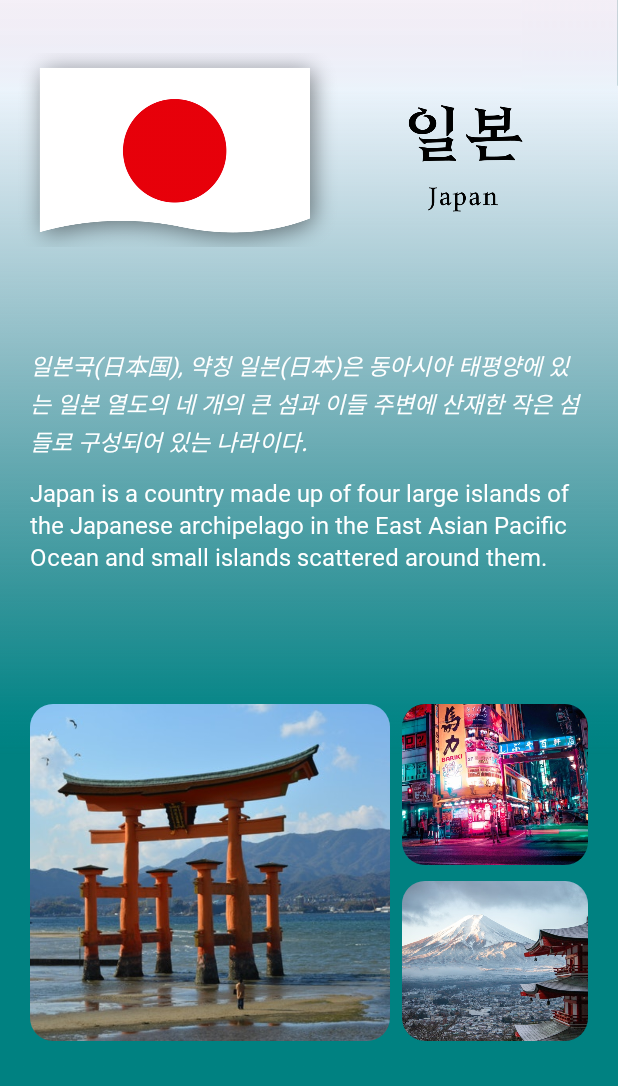
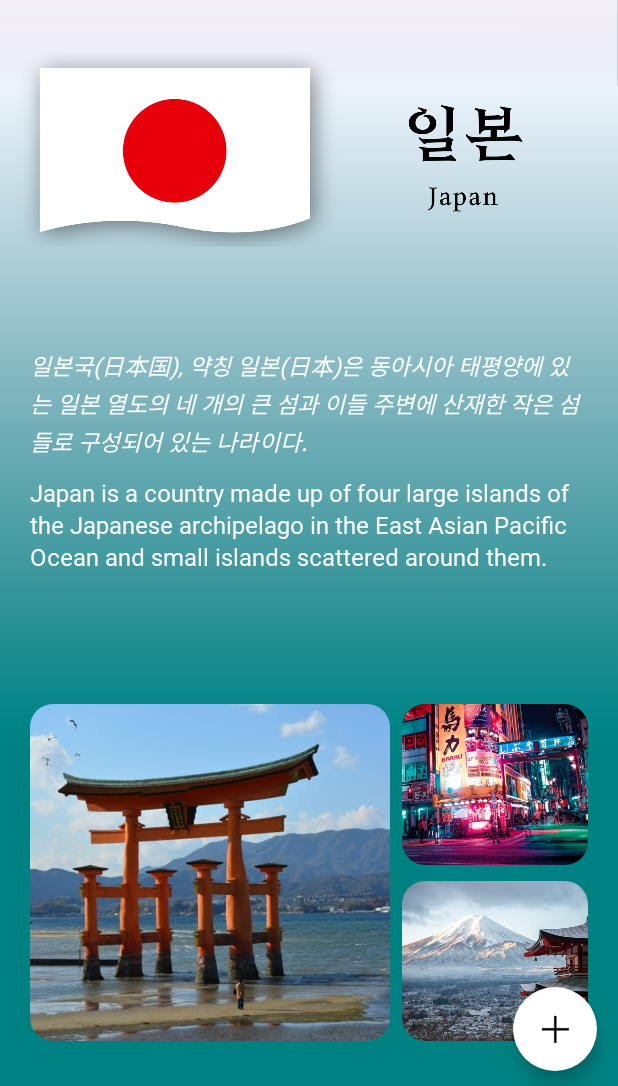
Before and after one commit to roncan1/Worldwide_Info, an Android app: the InfoActivity screen opened directly, with no data from a screen before it, on a phone screen of 412 x 824 dp, the part 150-1236 px from its top. Run offline under Robolectric (Android 15) with nearby library versions, the phone set to English and light mode, and no system bars; libraries missing offline, so code that uses them is left out: tyrantgit.explosionfield; 1 statement that could not run was skipped.

Commit message:
플로팅 메뉴 구현

```diff
--- a/app/build.gradle
+++ b/app/build.gradle
@@ -28,6 +28,8 @@ android {
 }
 
 dependencies {
+    //noinspection GradleCompatible
+    implementation 'com.android.support:design:27.1.1'
     implementation 'cn.pedant.sweetalert:library:1.3'
     implementation 'tyrantgit:explosionfield:1.0.1'
     implementation 'androidx.appcompat:appcompat:1.3.1'
--- a/app/src/main/java/com/wwi/worldwide_info/InfoActivity.java
+++ b/app/src/main/java/com/wwi/worldwide_info/InfoActivity.java
@@ -1,8 +1,10 @@
 package com.wwi.worldwide_info;
 
+import android.content.Context;
 import android.content.Intent;
 import android.os.Bundle;
 import android.os.Handler;
+import android.util.Log;
 import android.view.View;
 import android.view.WindowManager;
 import android.view.animation.Animation;
@@ -14,6 +16,8 @@ import android.widget.TextView;
 import androidx.appcompat.app.AppCompatActivity;
 import androidx.constraintlayout.widget.ConstraintLayout;
 
+import com.google.android.material.floatingactionbutton.FloatingActionButton;
+
 import tyrantgit.explosionfield.ExplosionField;
 
 public class InfoActivity extends AppCompatActivity {
@@ -21,13 +25,15 @@ public class InfoActivity extends AppCompatActivity {
     ImgDescription imgD;
     infoDialog infoDialog;
     ExplosionField explosionField;
-    ImageButton btn_end_info;
     ConstraintLayout thisActivity;
     ImageView info_img1, info_img2, info_img3, info_title;
     TextView TV_info_description_kr, TV_info_description_eng;
     String[] info_description_kr, info_description_eng;
     Intent intent;
     int country;
+    Boolean isFabOpen = false;
+    Animation fab_open, fab_close;
+    FloatingActionButton fab_main, fab_back, fab_covid;
 
     @Override
     protected void onCreate(Bundle savedInstanceState) {
@@ -37,10 +43,9 @@ public class InfoActivity extends AppCompatActivity {
         setContentView(R.layout.activity_info);
         init();
         descriptionInit();
-        endInfoActivity();
         infoSet(country);
         imageOpen(country);
-
+        setPab();
     }
 
     @Override
@@ -53,6 +58,50 @@ public class InfoActivity extends AppCompatActivity {
     protected void onPause() {
         super.onPause();
         doFullScreen();
+    }
+
+    void setPab() {
+        fab_main.setOnClickListener(new View.OnClickListener() {
+            @Override
+            public void onClick(View view) {
+                toggleFab();
+            }
+        });
+
+        fab_back.setOnClickListener(new View.OnClickListener() {
+            @Override
+            public void onClick(View view) {
+                toggleFab();
+                endInfoActivity();
+            }
+        });
+
+        fab_covid.setOnClickListener(new View.OnClickListener() {
+            @Override
+            public void onClick(View view) {
+                toggleFab();
+            }
+        });
+    }
+
+    void toggleFab() {
+        if (isFabOpen) {
+            fab_main.setImageResource(R.drawable.ic_plus);
+            fab_back.startAnimation(fab_close);
+            fab_covid.startAnimation(fab_close);
+            fab_back.setClickable(false);
+            fab_covid.setClickable(false);
+            isFabOpen = false;
+            Log.d("fab", "toggleFab: 1");
+        } else {
+            fab_main.setImageResource(R.drawable.ic_x);
+            fab_back.startAnimation(fab_open);
+            fab_covid.startAnimation(fab_open);
+            fab_back.setClickable(true);
+            fab_covid.setClickable(true);
+            isFabOpen = true;
+            Log.d("fab", "toggleFab: 0");
+        }
     }
 
     void imageOpen(int country) {
@@ -116,10 +165,6 @@ public class InfoActivity extends AppCompatActivity {
 
 //        하위 이미지 세팅
         infoImgSet(country);
-
-//        종료버튼 에니메이션 적용
-        Animation animation = AnimationUtils.loadAnimation(InfoActivity.this, R.anim.slow_popup);
-        btn_end_info.startAnimation(animation);
     }
 
     void infoImgSet(int country) {
@@ -129,15 +174,11 @@ public class InfoActivity extends AppCompatActivity {
     }
 
     void endInfoActivity() {
-        btn_end_info.setOnClickListener(new View.OnClickListener() {
-            @Override
-            public void onClick(View view) {
         explosionField.explode(thisActivity);
         explosionField.explode(info_title);
         explosionField.explode(info_img1);
         explosionField.explode(info_img2);
         explosionField.explode(info_img3);
-
         new Handler().postDelayed(new Runnable() {
             @Override
             public void run() {
@@ -146,8 +187,7 @@ public class InfoActivity extends AppCompatActivity {
             }
         }, 400);
     }
-        });
-    }
+
 
     private void doFullScreen() {
         View decorView = getWindow().getDecorView();
@@ -155,15 +195,20 @@ public class InfoActivity extends AppCompatActivity {
                 View.SYSTEM_UI_FLAG_IMMERSIVE_STICKY |
                         View.SYSTEM_UI_FLAG_FULLSCREEN |
                         View.SYSTEM_UI_FLAG_HIDE_NAVIGATION);
-        getWindow().setFlags(WindowManager.LayoutParams.FLAG_FULLSCREEN,WindowManager.LayoutParams.FLAG_FULLSCREEN);
+        getWindow().setFlags(WindowManager.LayoutParams.FLAG_FULLSCREEN, WindowManager.LayoutParams.FLAG_FULLSCREEN);
     }
 
 
     public void init() {
+        fab_open = AnimationUtils.loadAnimation(getApplicationContext(), R.anim.fab_open);
+        fab_close = AnimationUtils.loadAnimation(getApplicationContext(), R.anim.fab_close);
+        fab_main = (FloatingActionButton) findViewById(R.id.fab_main);
+        fab_back = (FloatingActionButton) findViewById(R.id.fab_sub1);
+        fab_covid = (FloatingActionButton) findViewById(R.id.fab_sub2);
+
         imgD = new ImgDescription();
         infoDialog = new infoDialog(InfoActivity.this);
 
-        btn_end_info = (ImageButton) findViewById(R.id.btn_end_info);
         explosionField = ExplosionField.attach2Window(this);
         thisActivity = (ConstraintLayout) findViewById(R.id.infoActivity);
 
--- a/app/src/main/java/com/wwi/worldwide_info/MainActivity.java
+++ b/app/src/main/java/com/wwi/worldwide_info/MainActivity.java
@@ -3,6 +3,7 @@ package com.wwi.worldwide_info;
 import androidx.appcompat.app.AppCompatActivity;
 import androidx.constraintlayout.widget.ConstraintLayout;
 
+import android.content.Context;
 import android.content.Intent;
 import android.graphics.Color;
 import android.os.Bundle;
@@ -16,6 +17,8 @@ import android.widget.FrameLayout;
 import android.widget.ImageButton;
 import android.widget.ImageView;
 import android.widget.TextView;
+
+import com.google.android.material.floatingactionbutton.FloatingActionButton;
 
 import java.text.DateFormat;
 import java.text.SimpleDateFormat;
@@ -46,7 +49,7 @@ public class MainActivity extends AppCompatActivity {
     Boolean[] checkCountry;         // 어떤 국가가 선택되어있는지
     Boolean selectCountry = false;  // 국가가 선택이 되어있는 상태인지
     String[] textTimeZone;          // 타임존 이름
-    Animation info_open_anim, ic_on_anim, ic_off_anim, ic_none_anim, none_anim, fadeIn_anim, fadeOut_anim;
+    Animation info_open_anim, ic_on_anim, ic_off_anim, ic_none_anim, none_anim, fadeIn_anim, fadeOut_anim, fab_open, fab_close;
 
 
     @Override
--- /dev/null
+++ b/app/src/main/res/anim/fab_close.xml
@@ -0,0 +1,19 @@
+<?xml version="1.0" encoding="utf-8"?>
+<set xmlns:android="http://schemas.android.com/apk/res/android"
+    android:fillAfter="true">
+    <scale
+        android:duration="300"
+        android:fromXScale="0.8"
+        android:fromYScale="0.8"
+        android:interpolator="@android:anim/linear_interpolator"
+        android:pivotX="50%"
+        android:pivotY="50%"
+        android:toXScale="0.0"
+        android:toYScale="0.0" />
+
+    <alpha
+        android:duration="300"
+        android:fromAlpha="1.0"
+        android:interpolator="@android:anim/accelerate_interpolator"
+        android:toAlpha="0.0" />
+</set>
--- /dev/null
+++ b/app/src/main/res/anim/fab_open.xml
@@ -0,0 +1,19 @@
+<?xml version="1.0" encoding="utf-8"?>
+<set xmlns:android="http://schemas.android.com/apk/res/android"
+    android:fillAfter="true">
+    <scale
+        android:duration="300"
+        android:fromXScale="0.0"
+        android:fromYScale="0.0"
+        android:interpolator="@android:anim/linear_interpolator"
+        android:pivotX="50%"
+        android:pivotY="50%"
+        android:toXScale="0.8"
+        android:toYScale="0.8" />
+    <alpha
+        android:duration="300"
+        android:fromAlpha="0.0"
+        android:interpolator="@android:anim/accelerate_interpolator"
+        android:toAlpha="1.0" />
+
+</set>
--- a/app/src/main/res/layout/activity_info.xml
+++ b/app/src/main/res/layout/activity_info.xml
@@ -149,24 +149,64 @@
                         android:scaleType="centerCrop"
                         android:src="@drawable/ic_launcher_background" />
                 </LinearLayout>
+
             </LinearLayout>
         </LinearLayout>
 
 
-        <ImageButton
-            android:id="@+id/btn_end_info"
-            android:layout_width="60dp"
-            android:layout_height="60dp"
-            android:backgroundTint="#00ffffff"
-            android:src="@drawable/end_info"
-            app:layout_constraintBottom_toBottomOf="parent"
-            app:layout_constraintEnd_toEndOf="parent"
-            app:layout_constraintHorizontal_bias="0.948"
-            app:layout_constraintStart_toStartOf="parent"
-            app:layout_constraintTop_toTopOf="parent"
-            app:layout_constraintVertical_bias="0.977" />
+    </androidx.constraintlayout.widget.ConstraintLayout>
 
-    </androidx.constraintlayout.widget.ConstraintLayout>
+    <com.google.android.material.floatingactionbutton.FloatingActionButton
+        android:id="@+id/fab_sub2"
+        android:layout_width="wrap_content"
+        android:layout_height="wrap_content"
+        android:layout_above="@+id/fab_sub1"
+        android:backgroundTint="#ffffff"
+        android:src="@drawable/ic_virus"
+        android:visibility="invisible"
+        app:borderWidth="0dp"
+        app:fabSize="normal"
+        app:layout_constraintBottom_toBottomOf="parent"
+        app:layout_constraintEnd_toEndOf="parent"
+        app:layout_constraintHorizontal_bias="0.96"
+        app:layout_constraintStart_toStartOf="parent"
+        app:layout_constraintTop_toTopOf="parent"
+        app:layout_constraintVertical_bias="0.81" />
+
+    <com.google.android.material.floatingactionbutton.FloatingActionButton
+        android:id="@+id/fab_sub1"
+        android:layout_width="wrap_content"
+        android:layout_height="wrap_content"
+        android:layout_above="@+id/fab_main"
+        android:layout_alignParentRight="true"
+        android:backgroundTint="#ffffff"
+        android:src="@drawable/ic_back"
+        android:visibility="invisible"
+        app:borderWidth="0dp"
+        app:fabSize="normal"
+        app:layout_constraintBottom_toBottomOf="parent"
+        app:layout_constraintEnd_toEndOf="parent"
+        app:layout_constraintHorizontal_bias="0.96"
+        app:layout_constraintStart_toStartOf="parent"
+        app:layout_constraintTop_toTopOf="parent"
+        app:layout_constraintVertical_bias="0.9" />
+
+    <com.google.android.material.floatingactionbutton.FloatingActionButton
+        android:id="@+id/fab_main"
+        android:layout_width="wrap_content"
+        android:layout_height="wrap_content"
+        android:layout_alignParentRight="true"
+        android:layout_alignParentBottom="true"
+        android:backgroundTint="#FFFFFF"
+        android:src="@drawable/ic_plus"
+        app:borderWidth="0dp"
+        app:fabSize="normal"
+        app:layout_constraintBottom_toBottomOf="parent"
+        app:layout_constraintEnd_toEndOf="parent"
+        app:layout_constraintHorizontal_bias="0.96"
+        app:layout_constraintStart_toStartOf="parent"
+        app:layout_constraintTop_toTopOf="parent"
+        app:layout_constraintVertical_bias="0.987" />
 
 
 </androidx.constraintlayout.widget.ConstraintLayout>
```
Also changed, not shown: app/src/main/res/drawable-v24/ic_back.png (added), app/src/main/res/drawable-v24/ic_plus.png (added), app/src/main/res/drawable-v24/ic_virus.png (added), app/src/main/res/drawable-v24/ic_x.png (added). Lines whose indentation alone changed are shown as unchanged.
